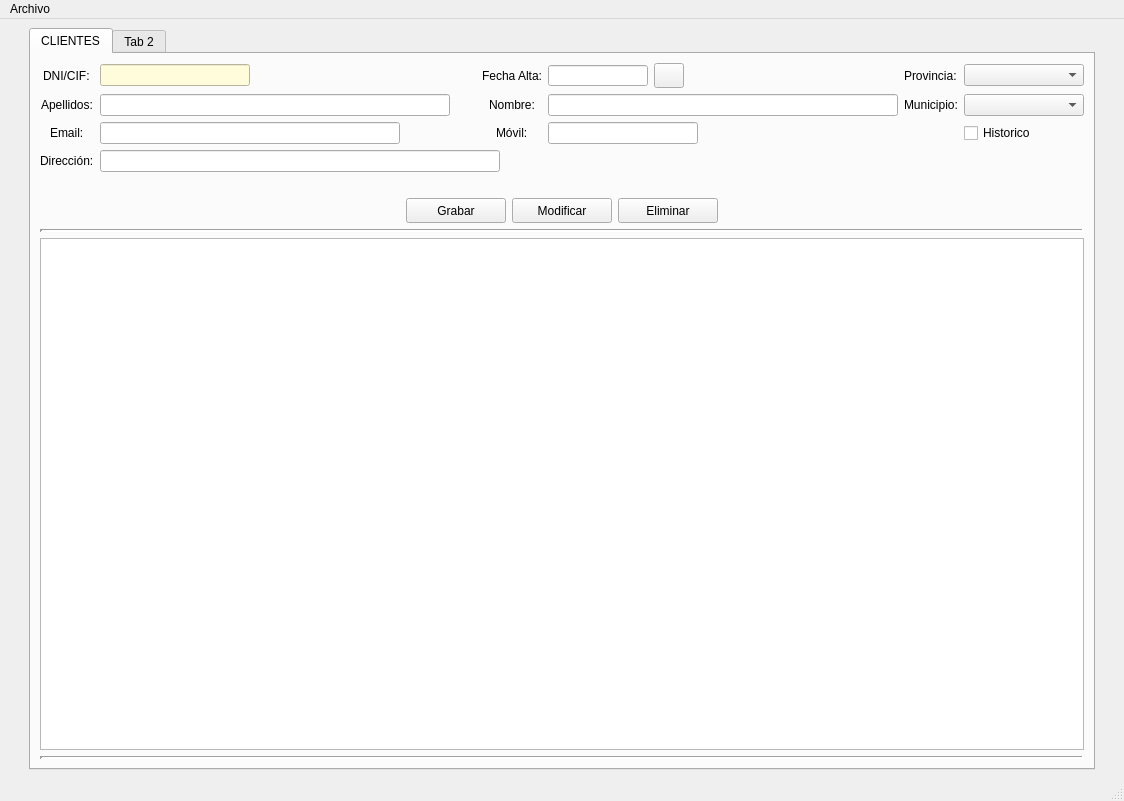
AmarinoLama/desarrolloInterfaces_Proyecto, file templates/venPrincipal.ui: the form before one commit.
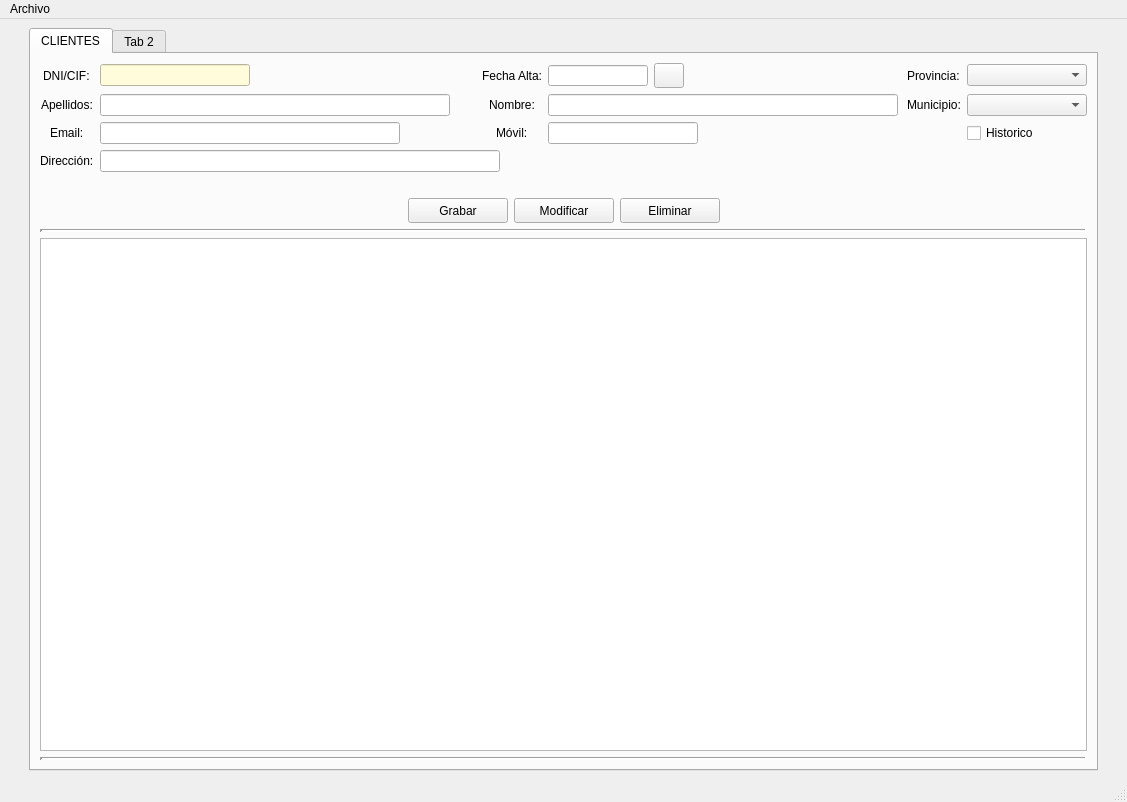
The form after the commit. Icons and pictures are not drawn.

```diff
--- a/templates/venPrincipal.ui
+++ b/templates/venPrincipal.ui
@@ -6,8 +6,8 @@
    <rect>
     <x>0</x>
     <y>0</y>
-    <width>1121</width>
-    <height>800</height>
+    <width>1127</width>
+    <height>802</height>
    </rect>
   </property>
   <property name="windowTitle">
@@ -561,7 +561,7 @@
     <rect>
      <x>0</x>
      <y>0</y>
-     <width>1121</width>
+     <width>1127</width>
      <height>21</height>
     </rect>
    </property>
```
Left out of the diff: 2 changed lines with no effect on the pictures.
